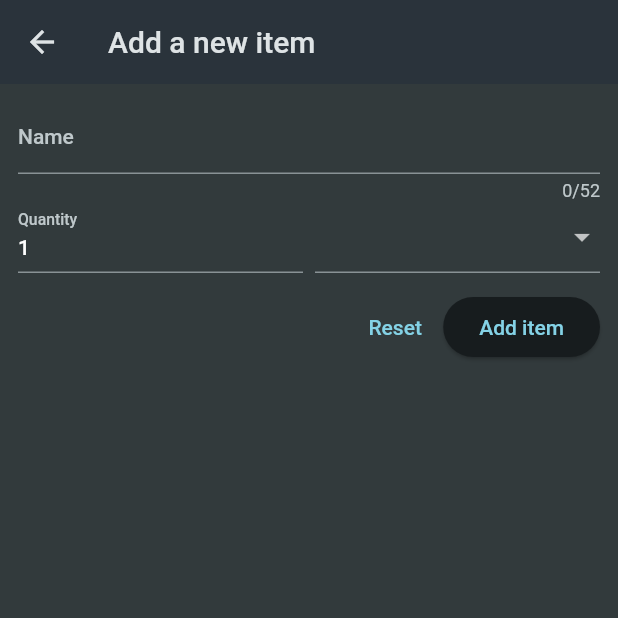
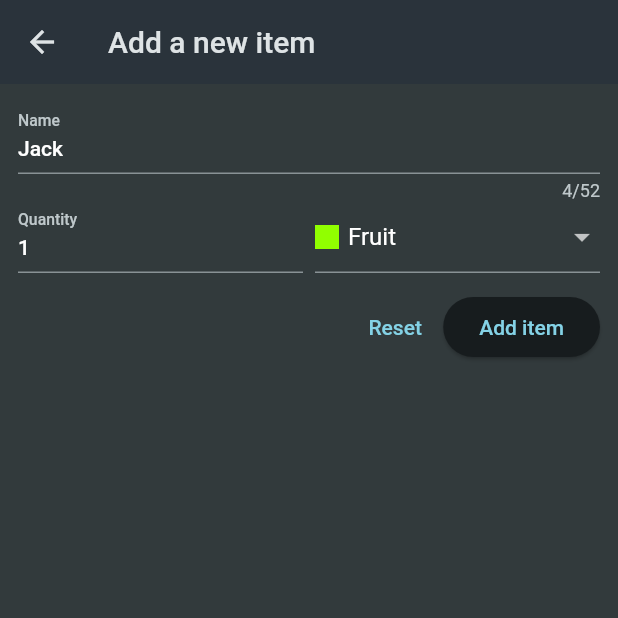
Before and after one commit to Owoeye1321/uiaf, a Flutter app: the screen it shows after launch, after a tap on the "add" icon, on a phone screen of 412 x 824 dp, the top half of it. Run offline on Flutter 3.47's test engine with Material 2 defaults, Android fonts, the light colour scheme and no system bars.

Commit message:
damm right too good 💥 💥 💥 💥 💥 💥

```diff
--- a/lib/screen/Home.dart
+++ b/lib/screen/Home.dart
@@ -1,5 +1,5 @@
 import 'package:flutter/material.dart';
-import 'package:uiaf/data/dummy_items.dart';
+import 'package:uiaf/models/grocery_item.dart';
 import 'package:uiaf/widgets/grocery_item.dart';
 import 'package:uiaf/widgets/new_item.dart';
 
@@ -13,14 +13,67 @@ class Home extends StatefulWidget {
 }
 
 class _HomeState extends State<Home> {
-  void _addNewItem() {
-    Navigator.of(context).push(MaterialPageRoute(builder: (ctx) {
-      return const NewItem();
-    }));
+  final List<GroceryItem> listCategories = [];
+
+  void _addNewItem() async {
+    final newItem = await Navigator.of(context).push<GroceryItem>(
+      MaterialPageRoute(
+        builder: (ctx) => const NewItem(),
+      ),
+    );
+    if (newItem == null) return;
+    setState(() {
+      listCategories.add(newItem);
+    });
+  }
+
+  void _disMissItem(GroceryItem item) {
+    final indexOfCurrentItem = listCategories.indexOf(item);
+    setState(() {
+      listCategories.remove(item);
+    });
+    ScaffoldMessenger.of(context).showSnackBar(
+      SnackBar(
+        duration: const Duration(seconds: 10),
+        content: const Text("Grocery Item Deleted"),
+        action: SnackBarAction(
+          label: "Undo",
+          onPressed: () {
+            setState(
+              () {
+                listCategories.insert(indexOfCurrentItem, item);
+              },
+            );
+          },
+        ),
+      ),
+    );
   }
 
   @override
   Widget build(BuildContext context) {
+    Widget content = Center(
+      child: Text(
+        "Empty grocery",
+        style: Theme.of(context).textTheme.titleLarge,
+      ),
+    );
+    if (listCategories.isNotEmpty) {
+      content = ListView.builder(
+        itemCount: listCategories.length,
+        itemBuilder: (context, index) => Dismissible(
+          key: ValueKey(listCategories[index]),
+          background: Container(
+            color: Theme.of(context).colorScheme.onError,
+            margin: const EdgeInsets.symmetric(horizontal: 10),
+          ),
+          onDismissed: (direction) => _disMissItem(listCategories[index]),
+          child: Item(
+            groceryItem: listCategories[index],
+          ),
+        ),
+      );
+    }
     return Scaffold(
       appBar: AppBar(
         actions: [
@@ -32,10 +85,7 @@ class _HomeState extends State<Home> {
         centerTitle: false,
         title: const Text("Your Groceries"),
       ),
-      body: ListView.builder(
-        itemCount: groceryItems.length,
-        itemBuilder: (context, index) => Item(groceryItem: groceryItems[index]),
-      ),
+      body: content,
     );
   }
 }
--- a/lib/widgets/new_item.dart
+++ b/lib/widgets/new_item.dart
@@ -1,5 +1,6 @@
 import 'package:flutter/material.dart';
 import 'package:uiaf/data/categories.dart';
+import 'package:uiaf/models/grocery_item.dart';
 
 class NewItem extends StatefulWidget {
   const NewItem({super.key});
@@ -12,11 +13,18 @@ class NewItem extends StatefulWidget {
 
 class _NewItem extends State<NewItem> {
   final _formKey = GlobalKey<FormState>();
-  var _enteredName = '';
+  var _enteredName = 'Jack';
   var _enteredQuantity = 1;
-
+  var _selectedCategory = categories[Categories.fruit]!;
   void _saveItem() {
-    if (!_formKey.currentState!.validate()) _formKey.currentState!.save();
+    if (_formKey.currentState!.validate()) {
+      _formKey.currentState!.save();
+      Navigator.of(context).pop(GroceryItem(
+          id: DateTime.now().toString(),
+          name: _enteredName,
+          quantity: _enteredQuantity,
+          category: _selectedCategory));
+    }
   }
 
   @override
@@ -32,6 +40,7 @@ class _NewItem extends State<NewItem> {
           child: Column(
             children: [
               TextFormField(
+                initialValue: _enteredName,
                 maxLength: 52,
                 decoration: const InputDecoration(label: Text("Name")),
                 validator: (value) {
@@ -43,7 +52,9 @@ class _NewItem extends State<NewItem> {
                   return null;
                 },
                 onSaved: (value) {
+                  setState(() {
                     _enteredName = value!;
+                  });
                 },
               ),
               Row(
@@ -71,9 +82,12 @@ class _NewItem extends State<NewItem> {
                   ),
                   const SizedBox(width: 8),
                   Expanded(
-                    child: DropdownButtonFormField(items: [
+                    child: DropdownButtonFormField(
+                      value: _selectedCategory,
+                      items: [
                         ...categories.entries
-                          .map((eachCategory) => DropdownMenuItem(
+                            .map(
+                              (eachCategory) => DropdownMenuItem(
                                 value: eachCategory.value,
                                 child: Row(
                                   children: [
@@ -84,9 +98,17 @@ class _NewItem extends State<NewItem> {
                                     const SizedBox(width: 6),
                                     Text(eachCategory.value.name)
                                   ],
-                              )))
+                                ),
+                              ),
+                            )
                             .toList()
-                    ], onChanged: (value) {}),
+                      ],
+                      onChanged: (value) {
+                        setState(() {
+                          _selectedCategory = value!;
+                        });
+                      },
+                    ),
                   )
                 ],
               ),
```
Lines whose indentation alone changed are shown as unchanged.
